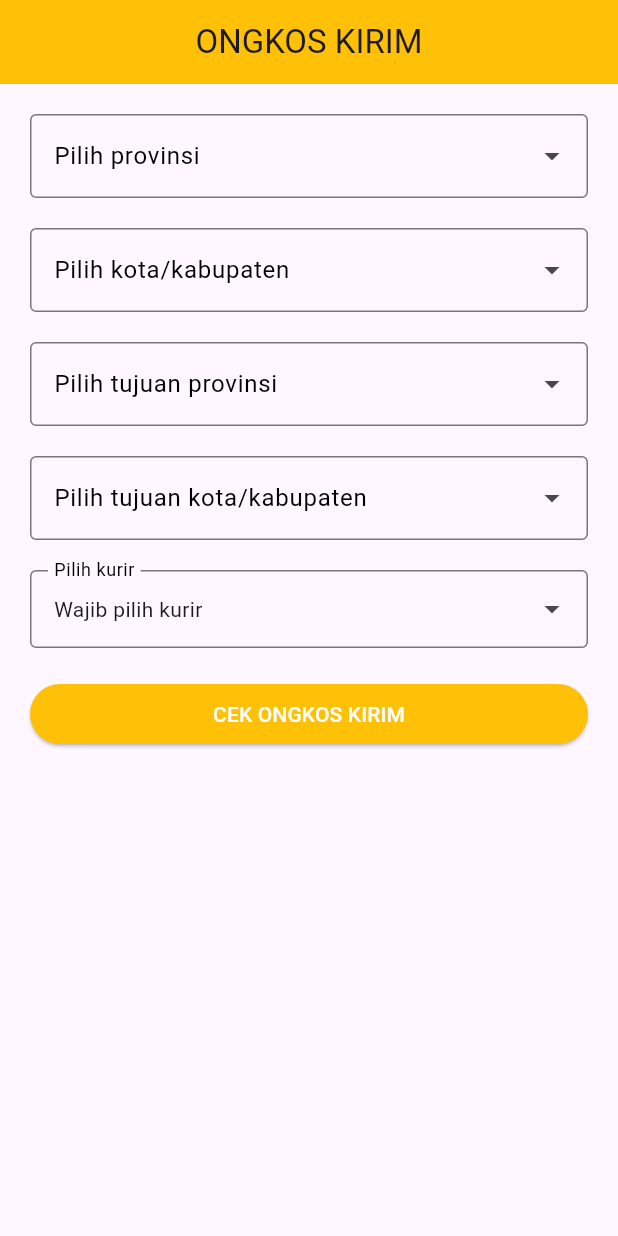
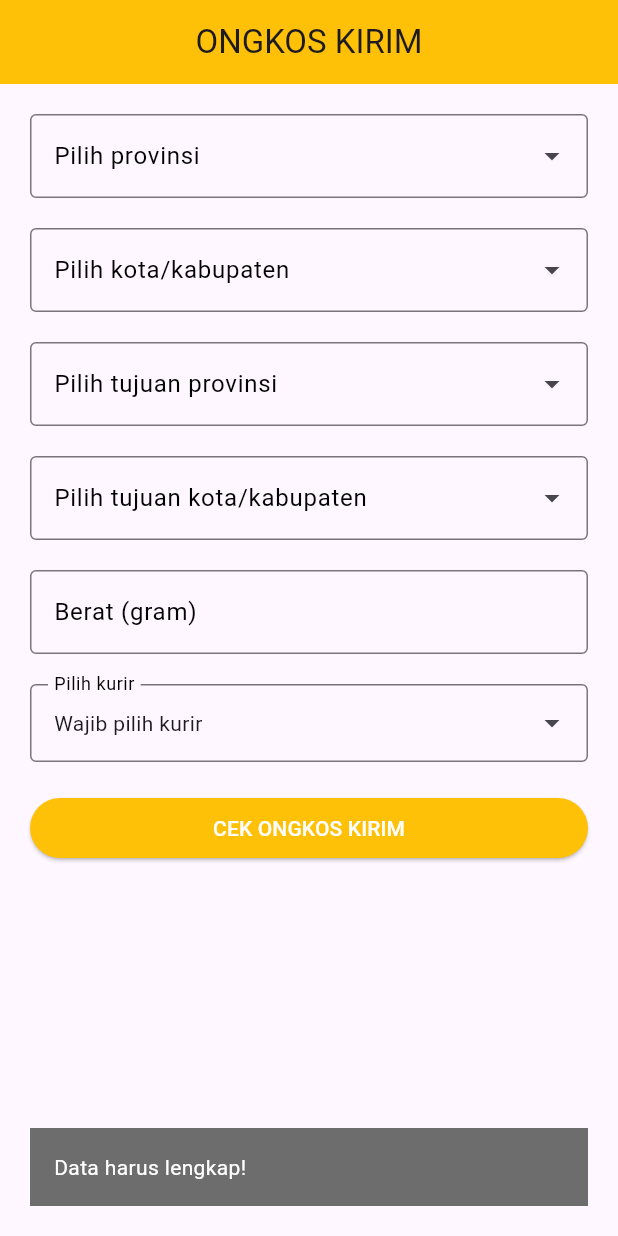
Before and after one commit to wildanarkan/app_ongkir, a Flutter app: the screen it shows after launch, after a tap on "CEK ONGKOS KIRIM", on a phone screen of 412 x 824 dp. Run offline on Flutter 3.47's test engine with Material 3 defaults, Android fonts, the light colour scheme and no system bars; drawn by our look-alikes of dropdown_search; our stand-ins replace dio, get.

Commit message:
App Ongkir Finish

```diff
--- /dev/null
+++ b/lib/app/data/models/ongkir_model.dart
@@ -0,0 +1,55 @@
+class Ongkir {
+  String? service;
+  String? description;
+  List<Cost>? cost;
+
+  Ongkir({this.service, this.description, this.cost});
+
+  Ongkir.fromJson(Map<String, dynamic> json) {
+    service = json['service'];
+    description = json['description'];
+    if (json['cost'] != null) {
+      cost = <Cost>[];
+      json['cost'].forEach((v) {
+        cost?.add(Cost.fromJson(v));
+      });
+    }
+  }
+
+  Map<String, dynamic> toJson() {
+    final data = <String, dynamic>{};
+    data['service'] = service;
+    data['description'] = description;
+    if (cost != null) {
+      data['cost'] = cost?.map((v) => v.toJson()).toList();
+    }
+    return data;
+  }
+
+  static List<Ongkir> fromJsonList(List? data){
+    if(data == null || data == 0)return[];
+    return data.map((e) => Ongkir.fromJson(e)).toList();
+  }
+}
+
+class Cost {
+  int? value;
+  String? etd;
+  String? note;
+
+  Cost({this.value, this.etd, this.note});
+
+  Cost.fromJson(Map<String, dynamic> json) {
+    value = json['value'];
+    etd = json['etd'];
+    note = json['note'];
+  }
+
+  Map<String, dynamic> toJson() {
+    final data = <String, dynamic>{};
+    data['value'] = value;
+    data['etd'] = etd;
+    data['note'] = note;
+    return data;
+  }
+}
--- a/lib/app/modules/home/controllers/home_controller.dart
+++ b/lib/app/modules/home/controllers/home_controller.dart
@@ -1,8 +1,80 @@
+import 'dart:convert';
+
+import 'package:app_ongkir/app/data/models/ongkir_model.dart';
+import 'package:flutter/material.dart';
 import 'package:get/get.dart';
+import 'package:http/http.dart' as http;
 
 class HomeController extends GetxController {
+
+  List<Ongkir> ongkosKirim = [];
+
+  TextEditingController beratC = TextEditingController();
+
   RxString provinsiAsalId = "0".obs;
   RxString cityAsalId = "0".obs;
   RxString provinsiTujuanlId = "0".obs;
   RxString cityTujuanId = "0".obs;
+  RxString codeKurir = "".obs;
+
+  RxBool isLoading = false.obs;
+
+  void cekOngkir() async{
+    if (provinsiAsalId != "0" &&
+        provinsiTujuanlId != "0" &&
+        cityAsalId != "0" &&
+        cityTujuanId != "0" &&
+        codeKurir != 0 &&
+        beratC != "") {
+      //eksekusi
+
+      try {
+        isLoading.value = true;
+        var response = await http.post(
+          Uri.parse("https://api.rajaongkir.com/starter/cost"),
+          headers: {
+            "key": "bebae5a1d91ae56697fa5a1cd414b60c",
+            "content-type" : "application/x-www-form-urlencoded"
+          },
+          body: {
+            "origin": cityAsalId.value,
+            "destination": cityTujuanId.value,
+            "weight": beratC.text,
+            "courier": codeKurir.value,
+          },
+          );
+          isLoading.value = false;
+          List ongkir = json.decode(response.body)["rajaongkir"]["results"][0]["costs"] as List;
+          ongkosKirim = Ongkir.fromJsonList(ongkir);
+
+          Get.defaultDialog(
+            title: "ONGKOS KIRIM",
+            content: Column(
+              crossAxisAlignment: CrossAxisAlignment.start,
+              children: ongkosKirim.map((e) => ListTile(
+                title: Text("${e.service}"),
+                subtitle: Text("Rp. ${e.cost![0].value}"),
+              )).toList(),
+            )
+          );
+      } catch (e) {
+        print(e);
+        Get.showSnackbar(GetSnackBar(
+          message: "Tidak dapat mengecek ongkos kirim.",
+          duration: Duration(seconds: 2),
+          snackStyle: SnackStyle.FLOATING,
+          backgroundColor: Color.fromARGB(255, 109, 109, 109),
+          margin: EdgeInsets.all(20),
+        ));
+      }
+    } else {
+      Get.showSnackbar(GetSnackBar(
+        message: "Data harus lengkap!",
+        duration: Duration(seconds: 2),
+        snackStyle: SnackStyle.FLOATING,
+        backgroundColor: Color.fromARGB(255, 109, 109, 109),
+        margin: EdgeInsets.all(20),
+      ));
+    }
+  }
 }
--- a/lib/app/modules/home/views/home_view.dart
+++ b/lib/app/modules/home/views/home_view.dart
@@ -3,6 +3,7 @@ import 'package:app_ongkir/app/data/models/province_model.dart';
 import 'package:dio/dio.dart';
 import 'package:dropdown_search/dropdown_search.dart';
 import 'package:flutter/material.dart';
+import 'package:flutter/services.dart';
 
 import 'package:get/get.dart';
 
@@ -136,6 +137,26 @@ class HomeView extends GetView<HomeController> {
             SizedBox(
               height: 20,
             ),
+            TextField(
+              controller: controller.beratC,
+              autocorrect: false,
+              keyboardType: TextInputType.number,
+              inputFormatters: [
+                //only numeric keyboard.
+                FilteringTextInputFormatter.digitsOnly,
+                LengthLimitingTextInputFormatter(8), //only 6 digit
+              ],
+              decoration: InputDecoration(
+                  focusedBorder: OutlineInputBorder(),
+                  label: Text(
+                    "Berat (gram)",
+                  ),
+                  labelStyle: TextStyle(color: Colors.black),
+                  border: OutlineInputBorder()),
+            ),
+            SizedBox(
+              height: 20,
+            ),
             DropdownSearch<Map<String, dynamic>>(
               items: [
                 {
@@ -169,15 +190,21 @@ class HomeView extends GetView<HomeController> {
                       border: OutlineInputBorder())),
               dropdownBuilder: (context, selectedItem) =>
                   Text("${selectedItem?['name'] ?? "Wajib pilih kurir"}"),
+              onChanged: (value) => controller.codeKurir.value = value?['code'],
             ),
-            SizedBox(height: 20,),
-            ElevatedButton(
-              onPressed: (){},
-              child: Text("CEK ONGKOS KIRIM"),
-              style: ElevatedButton.styleFrom(
-                backgroundColor: Colors.amber,
-                foregroundColor: Colors.white
-              ))
+            SizedBox(
+              height: 20,
+            ),
+            Obx(() => ElevatedButton(
+                onPressed: () {
+                  if(controller.isLoading.isFalse ){
+                    controller.cekOngkir();
+                  }
+                } ,
+                child: Text(controller.isLoading.isFalse ? "CEK ONGKOS KIRIM" : "Loading..."),
+                style: ElevatedButton.styleFrom(
+                    backgroundColor: Colors.amber,
+                    foregroundColor: Colors.white)))
           ],
         ));
   }
--- a/pubspec.yaml
+++ b/pubspec.yaml
@@ -10,6 +10,7 @@ dependencies:
   get: 4.6.6
   dropdown_search: 5.0.6
   dio: 5.4.0
+  http: 1.2.0
   flutter:
     sdk: flutter
 
```
Also changed, not shown: assets/models/ongkir.json (added, +11 -0 lines), lib/app/data/providers/city_provider.dart (deleted, +0 -22 lines), lib/app/data/providers/province_provider.dart (deleted, +0 -24 lines), pubspec.lock.
